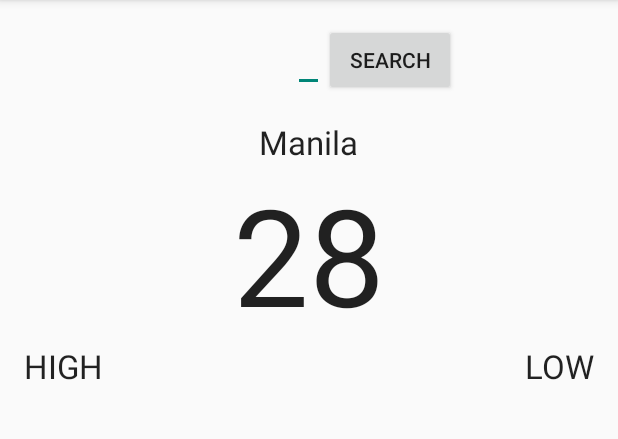
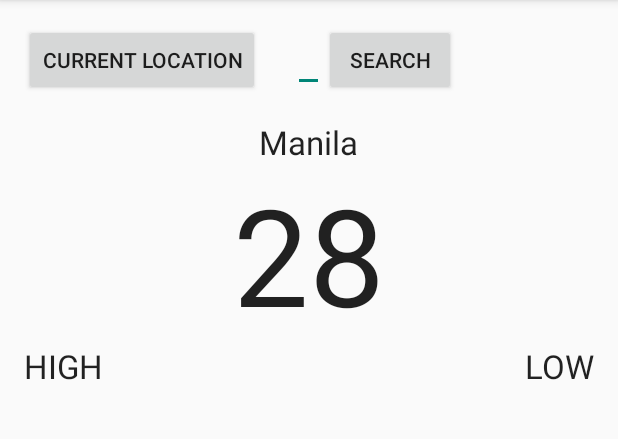
Before and after one commit to mariontan/weatherApp, an Android app: the screen it shows after launch (MainActivity), after a tap on "SEARCH", on a phone screen of 412 x 824 dp, the part 84-523 px from its top. Run offline under Robolectric (Android 15) with nearby library versions, the phone set to English and light mode, and no system bars.

Commit message:
added current location button

```diff
--- a/app/src/main/java/com/example/andorid/weatherapp/MainActivity.java
+++ b/app/src/main/java/com/example/andorid/weatherapp/MainActivity.java
@@ -61,7 +61,7 @@ public class MainActivity extends AppCompatActivity {
             newForecast+=forecst;
             newForecast+="\n";
         }
-        weatherApplication.saveWeatherData(newForecast,weatherApplication.getCityName());
+        weatherApplication.saveWeatherData(newForecast, weatherApplication.getCityName());
         super.onStop();
     }
    @Override
@@ -103,16 +103,14 @@ public class MainActivity extends AppCompatActivity {
     public void searchCity(View view){
         TextView cityName = (TextView) findViewById(R.id.text_city);
         EditText searchCity = (EditText) findViewById(R.id.edit_search);
-        //city = searchCity.getText().toString();
         weatherApplication.setCityName(searchCity.getText().toString());
         searchCity.setText("");
         cityName.setText(weatherApplication.getCityName());
         downloadWeather();
     }
-    public void useLocation(){
+   public void currentLocationDetails(View View){
 
-
-    }
+   }
 
     private void downloadWeather(){
         AsyncTask<String,Void, String[]> dlTsk = new AsyncTask<String, Void, String[]>() {
@@ -214,10 +212,6 @@ public class MainActivity extends AppCompatActivity {
 
                     // Displays the humidity of the day
                     humidity = dayForecast.getString(OWN_HUMIDITY);
-
-                    /*SharedPreferences prefs = PreferenceManager.getDefaultSharedPreferences(getActivity());
-                    String unitType = prefs.getString(getString(R.string.pref_units_key),
-                            getString(R.string.pref_metric));*/
 
                     highAndLow = formatTemps(high, low, dayTemp, getString(R.string.unit_default));
                     //Where the data is assembled
--- a/app/src/main/res/layout/activity_main.xml
+++ b/app/src/main/res/layout/activity_main.xml
@@ -71,4 +71,14 @@
         android:text="search"
         android:layout_toRightOf="@id/edit_search"
         android:onClick="searchCity"/>
+
+    <Button
+        android:layout_width="wrap_content"
+        android:layout_height="wrap_content"
+        android:text="Current Location"
+        android:onClick="currentLocationDetails"
+        android:id="@+id/current_button"
+        android:layout_alignTop="@+id/edit_search"
+        android:layout_alignParentLeft="true"
+        android:layout_alignParentStart="true" />
 </RelativeLayout>
--- a/app/src/main/res/values/strings.xml
+++ b/app/src/main/res/values/strings.xml
@@ -13,5 +13,6 @@
     <string name="unit_default">metric</string>
     <string name="days_default">7</string>
     <string name="appid_default">a43ecc59eb6dc14d800bd5f635923bb9</string>
+    <string name="title_activity_current_location">CurrentLocation</string>
 
 </resources>
```
Also changed, not shown: app/src/main/AndroidManifest.xml (+8 -4 lines), app/src/main/java/com/example/andorid/weatherapp/CurrentLocation.java (added, +37 -0 lines), app/src/main/java/com/example/andorid/weatherapp/WeatherApplication.java (+4 -3 lines), app/src/main/res/layout/activity_current_location.xml (added, +12 -0 lines), app/src/main/res/menu/menu_current_location.xml (added, +7 -0 lines).
